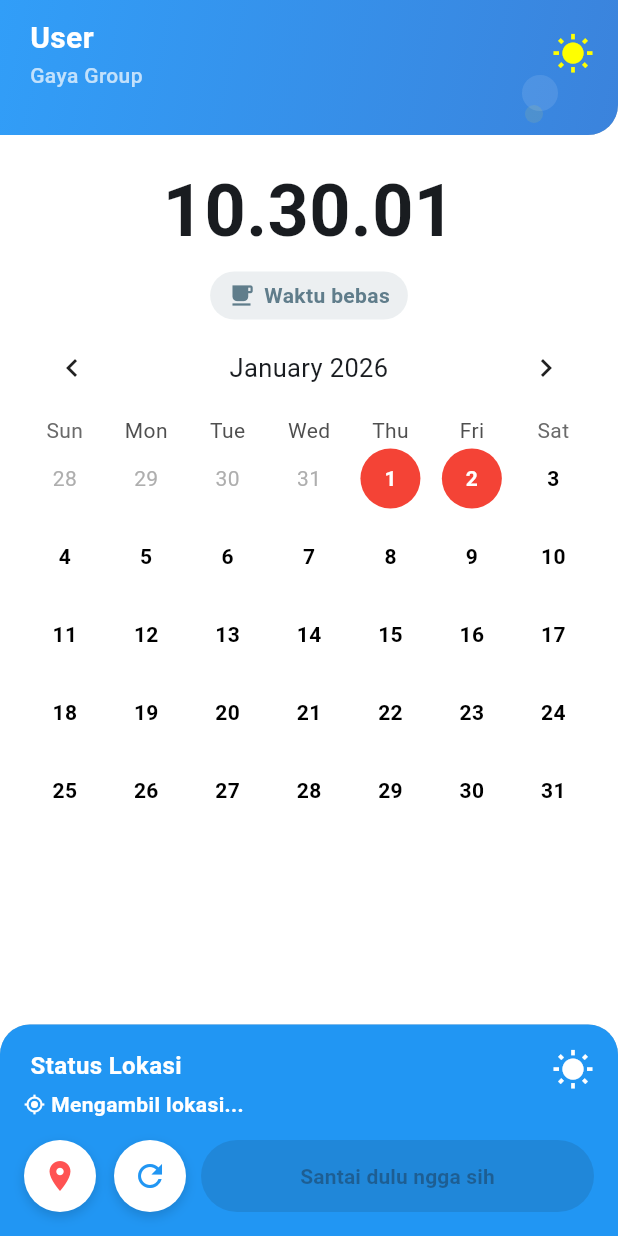
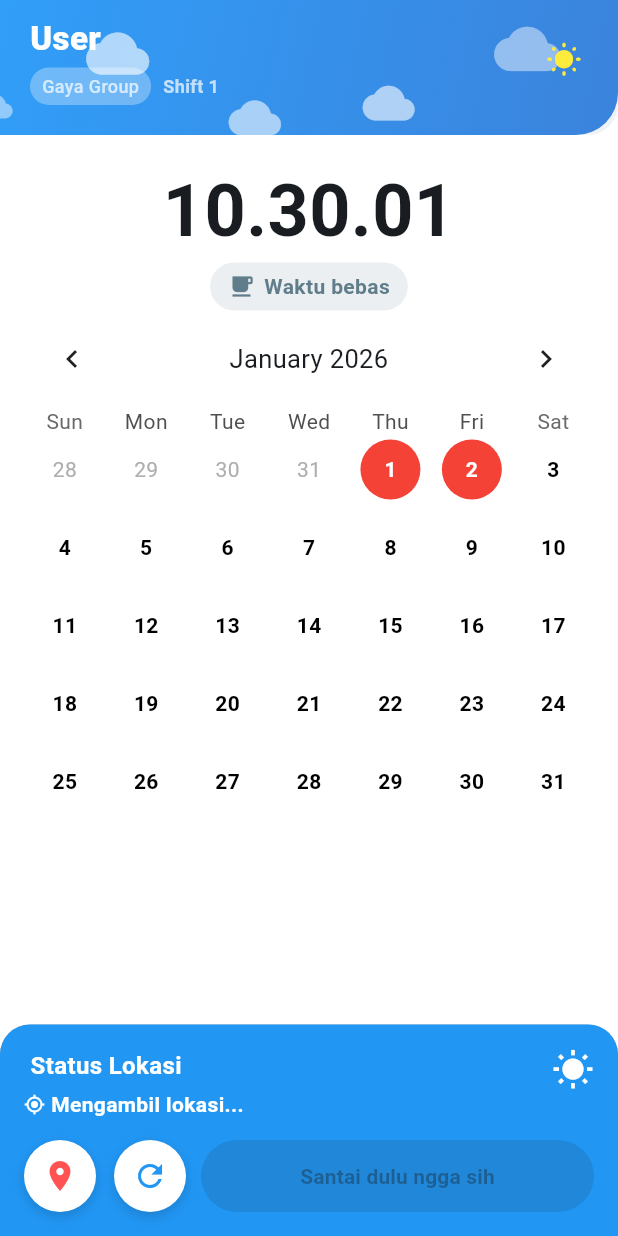
Before and after one commit to UsmanAzizz/tap1, a Flutter app: the HomePage screen opened directly, on a phone screen of 412 x 824 dp. Run offline on Flutter 3.47's test engine with Material 3 defaults, Android fonts, the phone set to English and light mode, and no system bars; drawn by our look-alikes of table_calendar; our stand-ins replace cloud_firestore, firebase_core, geolocator, shared_preferences; accounts and stored records are empty.

Commit message:
Commit 5

```diff
--- a/lib/pages/HomePage.dart
+++ b/lib/pages/HomePage.dart
@@ -2,6 +2,7 @@
 import 'dart:math';
 
 import 'package:flutter/material.dart';
+import 'package:flutter/services.dart';
 import 'package:shared_preferences/shared_preferences.dart';
 import 'package:tap1/main.dart';
 import 'package:tap1/pages/notification.dart';
@@ -23,6 +24,8 @@
 }
 
 class _HomePageState extends State<HomePage> with SingleTickerProviderStateMixin {
+   final GlobalKey<ScaffoldState> _scaffoldKey = GlobalKey<ScaffoldState>();
+    late BuildContext scaffoldContext;
   final locationService = LocationService();
   final attendanceService = AttendanceService();
 final Random random = Random();
@@ -40,7 +43,7 @@
   String? anomalyText;
 
   String localName = '';
-  String _currentShift = '';
+  String _currentShift = 'Balum ada Shift';
 Color _phaseColor(TimePhase phase) {
   switch (phase) {
     case TimePhase.TENGGANG_MASUK:
@@ -76,7 +79,7 @@
 }
 
 Future<void> _initAttendance() async {
-  await attendanceService.loadShiftTimesFromLocal();   // load jam shift
+ // load jam shift
   await attendanceService.loadLiburFromFirestore();    // load data libur
   setState(() {}); // update UI agar tombol absen ter-disable jika hari libur
 }
@@ -85,74 +88,72 @@
   late Animation<double> _fadeAnimation;
 Timer? _countdownTimer;
 @override
-@override
 void initState() {
   super.initState();
-SharedPreferences.getInstance().then((prefs) {
+ SystemChrome.setEnabledSystemUIMode(SystemUiMode.immersiveSticky);
+  // Mode immersiveSticky = status bar & navigation bar hilang, tapi bisa swipe muncul sementara
+
+  // Jalankan semua setup async setelah frame pertama
+  WidgetsBinding.instance.addPostFrameCallback((_) async {
+    final prefs = await SharedPreferences.getInstance();
     final userName = prefs.getString('nama') ?? 'User';
-  attendanceService.loadPermitFromFirestore(userName).then((_) {
-    setState(() {});
-  });
+    final localShift = prefs.getString('shift') ?? 'Belum ada';
+
+    // 1️⃣ Load shift hari ini (swap prioritas)
+    await attendanceService.loadShiftHariIni(userName);
+
+    // 2️⃣ Update shift di UI
+    if (!mounted) return;
+    setState(() {
+      _currentShift = attendanceService.shiftHariIni ?? localShift;
     });
 
-  WidgetsBinding.instance.addPostFrameCallback((_) async {
-    await _initAttendance();
+    // 3️⃣ Load izin absen & hari libur
+    await attendanceService.loadPermitFromFirestore(userName);
+    await attendanceService.loadLiburFromFirestore();
+
+    // 4️⃣ Reset daily status jika perlu
     attendanceService.checkResetDaily();
+
+    // 5️⃣ Load nama lokal & lokasi
     _loadLocalName();
     _getLocation();
   });
-    attendanceService.loadLiburFromFirestore();
- attendanceService.checkResetDaily();
-  // Timer utama untuk jam sekarang + update countdown
+
+  // Timer utama untuk update jam sekarang + countdown
   timer = Timer.periodic(const Duration(seconds: 1), (_) {
     if (!mounted) return;
 
     setState(() {
       now = DateTime.now();
 
-      // Update countdown MASUK
+      // 🔹 Update countdown MASUK
       if (attendanceService.status == 'Belum Absen' &&
-          attendanceService.canAbsenMasuk) {
+          attendanceService.canAbsenMasuk &&
+          attendanceService.masukAkhir != null) {
         attendanceService.remainingTimeMasuk =
             attendanceService.masukAkhir!.difference(now);
         if (attendanceService.remainingTimeMasuk.isNegative) {
           attendanceService.remainingTimeMasuk = Duration.zero;
         }
       }
- attendanceService.loadShiftTimesFromLocal().then((_) {
-      setState(() {});
-    });
 
-    // Timer untuk print log setiap detik
-    timer = Timer.periodic(const Duration(seconds: 1), (_) {
-
-    });
- if (attendanceService.status == 'Sudah Masuk') {
-  final now = DateTime.now();
-
-  // Pastikan jam pulang sudah di-set
-  if (attendanceService.pulangMulai != null && attendanceService.pulangAkhir != null) {
+      // 🔹 Update countdown PULANG
+      if (attendanceService.status == 'Sudah Masuk' &&
+          attendanceService.pulangMulai != null &&
+          attendanceService.pulangAkhir != null) {
         if (now.isBefore(attendanceService.pulangMulai!)) {
-      // belum waktunya pulang → hitung sisa sampai mulai pulang
-      attendanceService.remainingTime = attendanceService.pulangMulai!.difference(now);
+          attendanceService.remainingTime =
+              attendanceService.pulangMulai!.difference(now);
         } else if (now.isAfter(attendanceService.pulangAkhir!)) {
-      // sudah lewat jam pulang akhir → set zero
           attendanceService.remainingTime = Duration.zero;
         } else {
-      // sedang dalam interval pulang → hitung sisa sampai akhir pulang
-      attendanceService.remainingTime = attendanceService.pulangAkhir!.difference(now);
-    }
-  } else {
-    // fallback
-    attendanceService.remainingTime = Duration.zero;
+          attendanceService.remainingTime =
+              attendanceService.pulangAkhir!.difference(now);
         }
       }
-
     });
   });
-
-  _getLocation();
-  _loadLocalName();
 
   // Animasi fade
   _controller = AnimationController(
@@ -161,15 +162,8 @@
   );
   _fadeAnimation = CurvedAnimation(parent: _controller, curve: Curves.easeIn);
   _controller.forward();
+}
 
-  // Load shift dari local storage
-  SharedPreferences.getInstance().then((prefs) {
-    final shift = prefs.getString('shift') ?? '';
-    if (shift.isNotEmpty) {
-      attendanceService.loadShiftTimesFromLocal();
-    }
-  });
-}
 
 
   @override
@@ -360,7 +354,9 @@
 
   @override
   Widget build(BuildContext context) {
+
     return Scaffold(
+        key: _scaffoldKey,
       backgroundColor: Colors.white,
     drawer: AppDrawer(
   userName: localName,
@@ -385,15 +381,17 @@
     borderRadius: BorderRadius.vertical(bottom: Radius.circular(20)),
   ),
   flexibleSpace: Builder(
+
     builder: (context) {
       return HeaderWithSymbols(
         name: localName,
-      onDrawerTap: () => Scaffold.of(context).openDrawer(), docName: '',
+        onDrawerTap: () => Scaffold.of(context).openDrawer(),
+        currentShift: _currentShift.isNotEmpty ? _currentShift : 'Belum ada', docName: '',
       );
     },
   ),
+),
 
-),
   SliverToBoxAdapter(
                   child: Padding(
                     padding: const EdgeInsets.all(16),
@@ -405,7 +403,7 @@
       style: const TextStyle(
           fontSize: 48, fontWeight: FontWeight.bold),
     ),
-  const SizedBox(height: 6),
+  const SizedBox(height: 0),
 
 Container(
   padding: const EdgeInsets.symmetric(horizontal: 12, vertical: 6),
--- a/lib/widget/appbar.dart
+++ b/lib/widget/appbar.dart
@@ -1,127 +1,205 @@
+import 'dart:math';
 import 'package:flutter/material.dart';
-import 'package:cloud_firestore/cloud_firestore.dart';
-import 'package:intl/intl.dart';
 
 class HeaderWithSymbols extends StatefulWidget {
   final String name;
   final VoidCallback onDrawerTap;
-  final String docName; // Nama dokumen yang ingin diambil
+  final String currentShift;
 
   const HeaderWithSymbols({
     super.key,
     required this.name,
     required this.onDrawerTap,
-    required this.docName,
+    required this.currentShift,
+    required String docName,
   });
 
   @override
   State<HeaderWithSymbols> createState() => _HeaderWithSymbolsState();
 }
 
-class _HeaderWithSymbolsState extends State<HeaderWithSymbols> {
+class _HeaderWithSymbolsState extends State<HeaderWithSymbols>
+    with TickerProviderStateMixin {
+  final Random _random = Random();
+
+  // Clouds
+  final int numClouds = 5;
+  late List<double> cloudSizes;
+  late List<double> cloudTopPositions;
+  late List<double> cloudOpacities;
+
+  // Stars
+  final int numStars = 20;
+  late List<Offset> starPositions;
+  late List<double> starSizes;
+  late List<double> starOpacities;
+  late List<bool> starVisible;
+
+  // Pesawat / burung
+  bool showPlane = false;
+  late double planeTop;
+  late double planeLeft;
+
+  // Controllers
+  late AnimationController _cloudController;
+  late AnimationController _planeController;
+
   @override
   void initState() {
     super.initState();
-    fetchAttendance2026Month1();
+
+    // Clouds
+    cloudSizes = List.generate(numClouds, (_) => _random.nextDouble() * 30 + 20);
+    cloudTopPositions = List.generate(numClouds, (_) => _random.nextDouble() * 60 + 10);
+    cloudOpacities = List.generate(numClouds, (_) => _random.nextDouble() * 0.3 + 0.5);
+
+    _cloudController = AnimationController(
+      vsync: this,
+      duration: const Duration(seconds: 100), // lambat seperti awan
+    )..repeat();
+
+    // Stars
+    starPositions = List.generate(numStars, (_) => Offset(_random.nextDouble(), _random.nextDouble()));
+    starSizes = List.generate(numStars, (_) => _random.nextDouble() * 5 + 1);
+    starOpacities = List.generate(numStars, (_) => 0.0);
+    starVisible = List.generate(numStars, (_) => false);
+
+    _startStarLoop();
+
+    // Plane controller
+    _planeController = AnimationController(
+      vsync: this,
+      duration: const Duration(seconds: 100), // sama dengan awan
+    )..repeat();
+
+    // Set plane initial position
+    _resetPlane();
   }
 
-  /// Ambil semua dokumen dan field di attendance/2026/1
-  Future<void> fetchAttendance2026Month1() async {
-    final collectionRef = FirebaseFirestore.instance.collection('attendance');
-
-    // Dokumen tahun 2026
-    final yearDocRef = collectionRef.doc('2026');
-
-    // Subcollection bulan 1
-    final monthColRef = yearDocRef.collection('1');
-
-    final snapshot = await monthColRef.get();
-
-    if (snapshot.docs.isEmpty) {
-      print('attendance/2026/1 → (no docs)');
-      return;
-    }
-
-    for (var doc in snapshot.docs) {
-      await traverseDoc(doc.reference, prefix: 'attendance/2026/1');
+  void _startStarLoop() {
+    for (int i = 0; i < numStars; i++) {
+      _scheduleStar(i);
     }
   }
 
-  /// Traversal dokumen dan subcollection (rekursif)
- Future<void> traverseDoc(DocumentReference docRef,
-    {required String prefix}) async {
-  try {
-    final docSnap = await docRef.get();
-    final data = docSnap.data() as Map<String, dynamic>?;
+  void _scheduleStar(int index) async {
+    while (mounted) {
+      await Future.delayed(Duration(milliseconds: 500 + _random.nextInt(4500)));
+      if (!mounted) return;
 
-    // 1️⃣ Print field dokumen utama dulu
-    if (data == null || data.isEmpty) {
-      print('$prefix/${docRef.id} → (no fields)');
-    } else {
-      data.forEach((key, value) {
-        print('$prefix/${docRef.id}/$key → $value');
+      setState(() {
+        starVisible[index] = true;
+        starPositions[index] = Offset(_random.nextDouble(), _random.nextDouble());
+        starOpacities[index] = _random.nextDouble() * 0.5 + 0.5;
       });
-    }
 
-    // 2️⃣ Loop subcollection jika ada
-    final knownSubCollections = ['shift', 'details'];
-    for (var subCol in knownSubCollections) {
-      final subColRef = docRef.collection(subCol);
-      final subSnapshot = await subColRef.get();
+      await Future.delayed(Duration(milliseconds: 1000 + _random.nextInt(2000)));
+      if (!mounted) return;
 
-      if (subSnapshot.docs.isEmpty) {
-        print('$prefix/${docRef.id}/$subCol → (no docs)');
-      } else {
-        for (var subDoc in subSnapshot.docs) {
-          await traverseDoc(subDoc.reference,
-              prefix: '$prefix/${docRef.id}/$subCol');
-        }
-      }
-    }
-  } catch (e) {
-    print('Error fetching $prefix: $e');
+      setState(() {
+        starVisible[index] = false;
+      });
     }
   }
 
+  void _resetPlane() {
+    planeTop = 20.0 + _random.nextDouble() * 50; // acak tinggi
+    planeLeft = 1.0; // mulai dari kanan (0 = kiri, 1 = kanan)
+    showPlane = true;
+  }
 
+  @override
+  void dispose() {
+    _cloudController.dispose();
+    _planeController.dispose();
+    super.dispose();
+  }
 
   @override
   Widget build(BuildContext context) {
-    return Stack(
-      children: [
-        Container(
-          height: 130,
+    final screenWidth = MediaQuery.of(context).size.width;
+    final containerHeight = 130.0;
+
+    final bool isNight = DateTime.now().hour >= 23;
+
+    return ClipRRect(
+      borderRadius: const BorderRadius.only(bottomRight: Radius.circular(28)),
+      child: Container(
+        height: containerHeight,
         decoration: BoxDecoration(
-            gradient: const LinearGradient(
-              colors: [Color.fromARGB(255, 49, 158, 248), Color.fromARGB(255, 59, 131, 220)],
+          gradient: isNight
+              ? const LinearGradient(
+                  colors: [
+                    Color.fromARGB(255, 6, 48, 82),
+                    Color.fromARGB(255, 6, 48, 82),
+                  ],
+                  begin: Alignment.topLeft,
+                  end: Alignment.bottomRight,
+                )
+              : const LinearGradient(
+                  colors: [
+                    Color.fromARGB(255, 49, 158, 248),
+                    Color.fromARGB(255, 59, 131, 220),
+                  ],
                   begin: Alignment.topLeft,
                   end: Alignment.bottomRight,
                 ),
-            borderRadius: const BorderRadius.only(bottomRight: Radius.circular(20)),
-            boxShadow: [
-              BoxShadow(
-                color: Colors.black.withOpacity(0.25),
-                blurRadius: 0,
-                offset: const Offset(0, 0),
         ),
-            ],
+        child: Stack(
+          children: [
+            // Clouds
+            ...List.generate(numClouds, (i) {
+              return AnimatedBuilder(
+                animation: _cloudController,
+                builder: (context, child) {
+                  double progress = (_cloudController.value + i * 0.2) % 1;
+                  double x = -cloudSizes[i] + progress * (screenWidth + cloudSizes[i]);
+                  return Positioned(
+                    top: cloudTopPositions[i],
+                    left: x,
+                    child: Opacity(
+                      opacity: cloudOpacities[i],
+                      child: Icon(
+                        Icons.cloud,
+                        size: cloudSizes[i],
+                        color: Colors.white.withOpacity(isNight ? 0.5 : 0.8),
                       ),
                     ),
-        // Floating shapes
-        Positioned(
-          top: 50,
-          right: 40,
-          child: CircleAvatar(radius: 12, backgroundColor: Colors.white.withOpacity(0.1)),
+                  );
+                },
+              );
+            }),
+
+            // Plane / burung (siang)
+          // Plane / burung (siang)
+
+
+
+            // Stars malam hari
+            if (isNight)
+              ...List.generate(numStars, (i) {
+                return Positioned(
+                  left: starPositions[i].dx * screenWidth,
+                  top: starPositions[i].dy * containerHeight,
+                  child: AnimatedOpacity(
+                    duration: const Duration(milliseconds: 800),
+                    opacity: starVisible[i] ? starOpacities[i] : 0.0,
+                    child: Container(
+                      width: starSizes[i],
+                      height: starSizes[i],
+                      decoration: const BoxDecoration(
+                        color: Colors.yellow,
+                        shape: BoxShape.circle,
                       ),
-        Positioned(
-          top: 70,
-          right: 50,
-          child: CircleAvatar(radius: 6, backgroundColor: Colors.yellow.withOpacity(0.1)),
                     ),
-        // Teks di kiri bawah
+                  ),
+                );
+              }),
+
+            // Nama, Gaya Group, Shift
             Positioned(
               left: 20,
-          bottom: 30,
+              bottom: 20,
               child: Column(
                 crossAxisAlignment: CrossAxisAlignment.start,
                 children: [
@@ -131,38 +209,65 @@
                     overflow: TextOverflow.ellipsis,
                     style: const TextStyle(
                       color: Colors.white,
-                  fontSize: 20,
-                  fontWeight: FontWeight.bold,
+                      fontSize: 22,
+                      fontWeight: FontWeight.w800,
+                      letterSpacing: 0.3,
                     ),
                   ),
-              const SizedBox(height: 0),
-              const Text(
+                  const SizedBox(height: 4),
+                  Row(
+                    children: [
+                      Container(
+                        padding: const EdgeInsets.symmetric(horizontal: 8, vertical: 4),
+                        decoration: BoxDecoration(
+                          color: Colors.white.withOpacity(0.3),
+                          borderRadius: BorderRadius.circular(24),
+                        ),
+                        child: const Text(
                           'Gaya Group',
                           maxLines: 1,
                           overflow: TextOverflow.ellipsis,
                           style: TextStyle(
                             color: Colors.white70,
-                  fontSize: 14,
+                            fontSize: 12,
                             fontWeight: FontWeight.w500,
+                          ),
+                        ),
+                      ),
+                      const SizedBox(width: 8),
+                      Text(
+                        'Shift ${widget.currentShift.isNotEmpty ? widget.currentShift : "-"}',
+                        style: const TextStyle(
+                          color: Colors.white70,
+                          fontSize: 12,
+                          fontWeight: FontWeight.w600,
+                        ),
+                      ),
+                    ],
+                  ),
+                ],
+              ),
+            ),
+
+            // Icon sun / moon
+            Positioned(
+              bottom: 32,
+              right: 18,
+              child: GestureDetector(
+                onTap: widget.onDrawerTap,
+                child: Container(
+                  padding: const EdgeInsets.all(6),
+                  child: Icon(
+                    isNight ? Icons.nights_stay_rounded : Icons.wb_sunny_rounded,
+                    color: Colors.yellow,
+                    size: 24,
+                  ),
+                ),
               ),
             ),
           ],
         ),
       ),
-        // Drawer icon
-        Positioned(
-          bottom: 40,
-          right: 16,
-          child: GestureDetector(
-            onTap: widget.onDrawerTap,
-            child: const Icon(
-              Icons.wb_sunny,
-              color: Colors.yellowAccent,
-              size: 28,
-            ),
-          ),
-        ),
-      ],
     );
   }
 }
```
Also changed, not shown: lib/services/attendance_service.dart (+117 -53 lines), lib/services/calendar_widget.dart (+45 -33 lines). Lines whose indentation alone changed are shown as unchanged.
